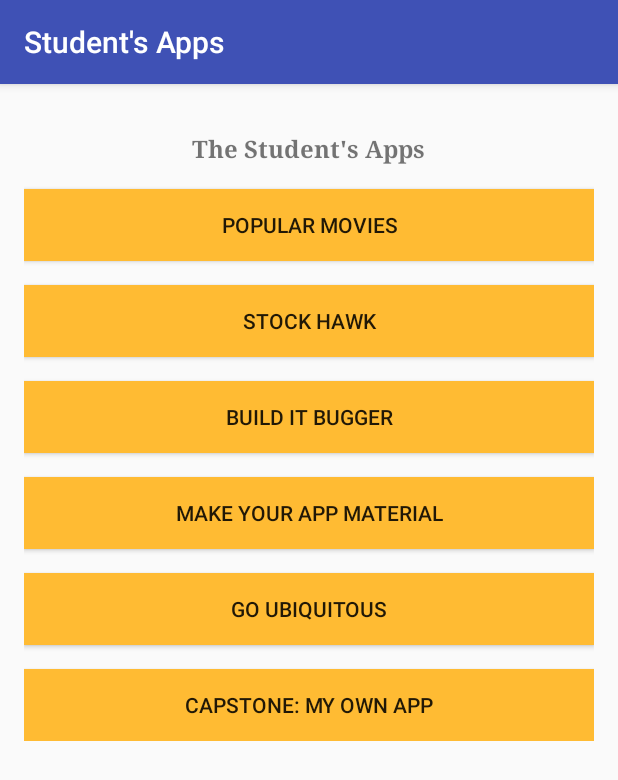
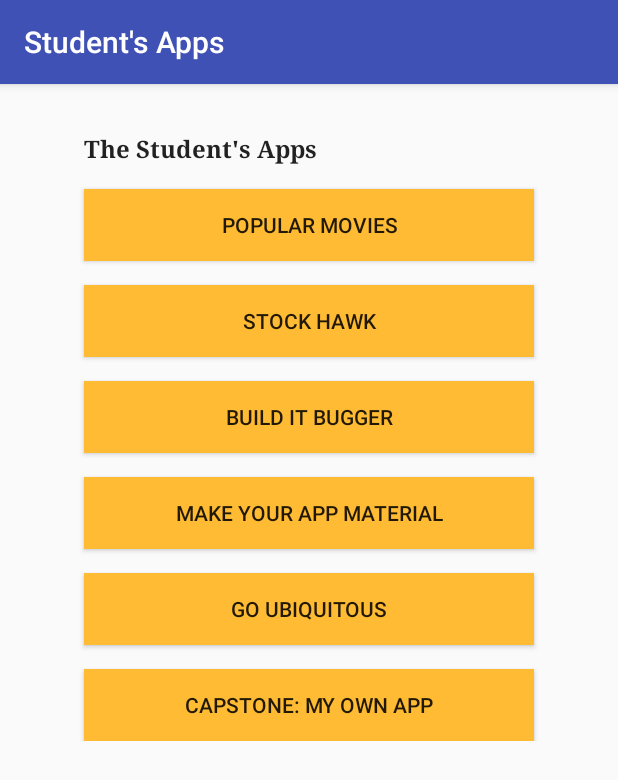
Before and after one commit to jwang1/android_proj0, an Android app: the screen it shows after launch (MainActivity), on a phone screen of 412 x 824 dp. Shown: the top 780 px of the screen. Run offline under Robolectric (Android 15) with nearby library versions, the phone set to English and light mode, and no system bars.

Commit message:
Changes based on code review feedback.
https://review.udacity.com/#!/reviews/280129

Using style.xml hosting styles defined for textView and those app-buttons, per code review,  again reduced the duplicated code.

```diff
--- a/app/src/main/res/layout/activity_main.xml
+++ b/app/src/main/res/layout/activity_main.xml
@@ -20,85 +20,57 @@
 
         <TextView
             android:id="@+id/app_title_textview"
-            android:layout_width="wrap_content"
-            android:layout_height="wrap_content"
-            android:layout_alignParentTop="true"
-            android:layout_centerHorizontal="true"
-            android:layout_marginTop="@dimen/layout_top_margin"
+            style="@style/app_textview_style"
             android:text="@string/app_title"
-            android:textSize="16sp"
-            android:textStyle="normal|bold"
-            android:typeface="serif"/>
+            />
 
         <Button
             android:id="@+id/stock_hawk_button"
-            android:layout_width="match_parent"
-            android:layout_height="wrap_content"
+            style="@style/app_button_style"
             android:layout_below="@+id/popular_movies_button"
-            android:layout_centerHorizontal="true"
-            android:layout_marginTop="@dimen/layout_top_margin"
-            android:background="@android:color/holo_orange_light"
             android:onClick="showToast"
-            android:text="@string/stock_hawk"/>
+            android:text="@string/stock_hawk"
+            />
 
         <Button
             android:id="@+id/build_it_bigger"
-            android:layout_width="match_parent"
-            android:layout_height="wrap_content"
+            style="@style/app_button_style"
             android:layout_below="@+id/stock_hawk_button"
-            android:layout_centerHorizontal="true"
-            android:layout_marginTop="@dimen/layout_top_margin"
             android:onClick="showToast"
-            android:background="@android:color/holo_orange_light"
-            android:text="@string/build_it_bigger"/>
+            android:text="@string/build_it_bigger"
+            />
 
         <Button
             android:id="@+id/make_your_app_material_button"
-            android:layout_width="match_parent"
-            android:layout_height="wrap_content"
-            android:layout_alignParentLeft="true"
-            android:layout_alignParentStart="true"
+            style="@style/app_button_style"
             android:layout_below="@+id/build_it_bigger"
-            android:layout_marginTop="@dimen/layout_top_margin"
-            android:background="@android:color/holo_orange_light"
             android:onClick="showToast"
-            android:text="@string/make_your_app_material"/>
+            android:text="@string/make_your_app_material"
+            />
 
         <Button
             android:id="@+id/go_ubiquitous_button"
-            android:layout_width="match_parent"
-            android:layout_height="wrap_content"
+            style="@style/app_button_style"
             android:layout_below="@+id/make_your_app_material_button"
-            android:layout_centerHorizontal="true"
-            android:layout_marginTop="@dimen/layout_top_margin"
-            android:background="@android:color/holo_orange_light"
             android:onClick="showToast"
             android:text="@string/go_ubiquitous"
             />
 
         <Button
             android:id="@+id/popular_movies_button"
-            android:layout_width="match_parent"
-            android:layout_height="wrap_content"
-            android:layout_alignParentLeft="true"
-            android:layout_alignParentStart="true"
+            style="@style/app_button_style"
             android:layout_below="@+id/app_title_textview"
-            android:layout_marginTop="@dimen/layout_top_margin"
-            android:background="@android:color/holo_orange_light"
             android:onClick="showToast"
-            android:text="@string/popular_movies"/>
+            android:text="@string/popular_movies"
+            />
 
         <Button
             android:id="@+id/capstone_button"
-            android:layout_width="match_parent"
-            android:layout_height="wrap_content"
-            android:layout_alignParentLeft="true"
-            android:layout_alignParentStart="true"
+            style="@style/app_button_style"
             android:layout_below="@+id/go_ubiquitous_button"
-            android:layout_marginTop="@dimen/layout_top_margin"
-            android:background="@android:color/holo_orange_light"
             android:onClick="showToast"
-            android:text="@string/capstone"/>
+            android:text="@string/capstone"
+            />
 
     </RelativeLayout>
 </ScrollView>
--- a/app/src/main/res/values/colors.xml
+++ b/app/src/main/res/values/colors.xml
@@ -3,4 +3,5 @@
     <color name="colorPrimary">#3F51B5</color>
     <color name="colorPrimaryDark">#303F9F</color>
     <color name="colorAccent">#FF4081</color>
+    <color name="button_background">@android:color/holo_orange_light</color>
 </resources>
--- a/app/src/main/res/values/styles.xml
+++ b/app/src/main/res/values/styles.xml
@@ -8,4 +8,24 @@
         <item name="colorAccent">@color/colorAccent</item>
     </style>
 
+    <style name="app_textview_style" parent="Theme.AppCompat.Light">
+        <item name="android:layout_width">300dp</item>
+        <item name="android:layout_height">wrap_content</item>
+        <item name="android:layout_alignParentTop">true</item>
+        <item name="android:layout_centerHorizontal">true</item>
+        <item name="android:layout_marginTop">@dimen/layout_top_margin</item>
+        <item name="android:textSize">16sp</item>
+        <item name="android:textStyle">normal|bold</item>
+        <item name="android:typeface">serif</item>
+    </style>
+
+    <style name="app_button_style">
+        <item name="android:layout_width">300dp</item>
+        <item name="android:layout_height">wrap_content</item>
+        <!-- item name="android:layout_weight">0.85</item-->
+        <item name="android:layout_centerHorizontal">true</item>
+        <item name="android:layout_marginTop">@dimen/layout_top_margin</item>
+        <item name="android:background">@color/button_background</item>
+    </style>
+
 </resources>
```
